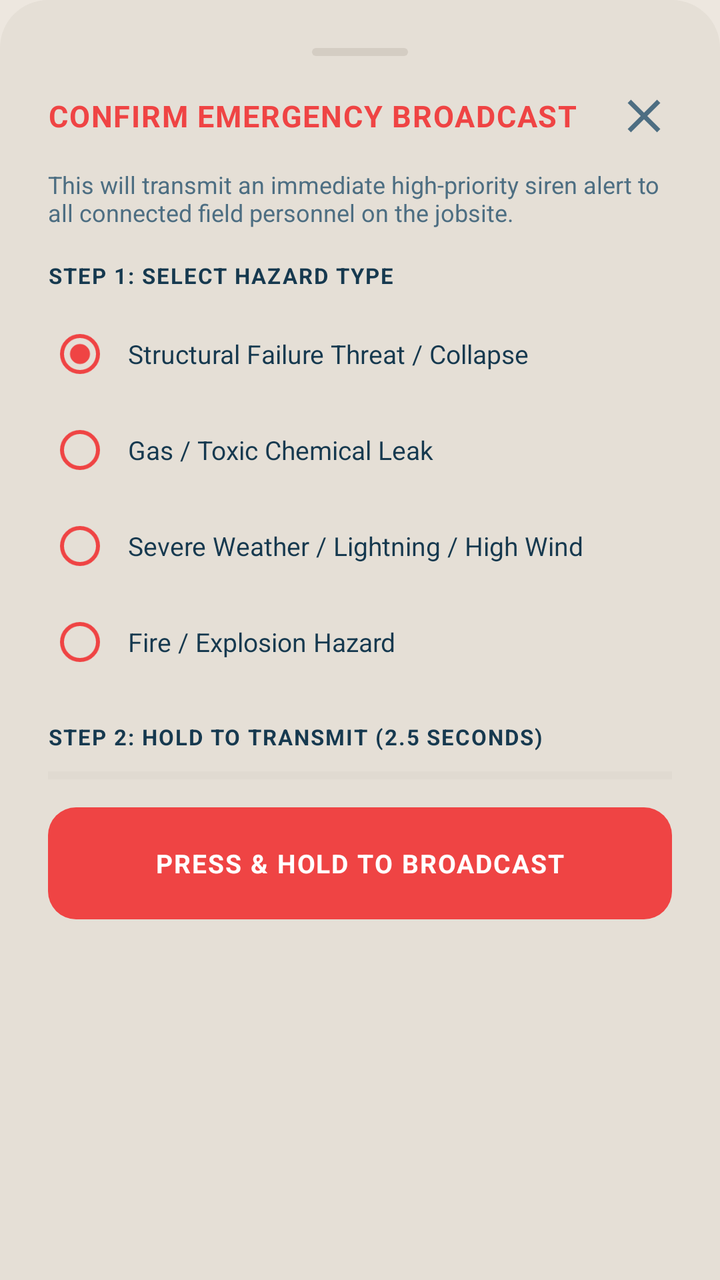
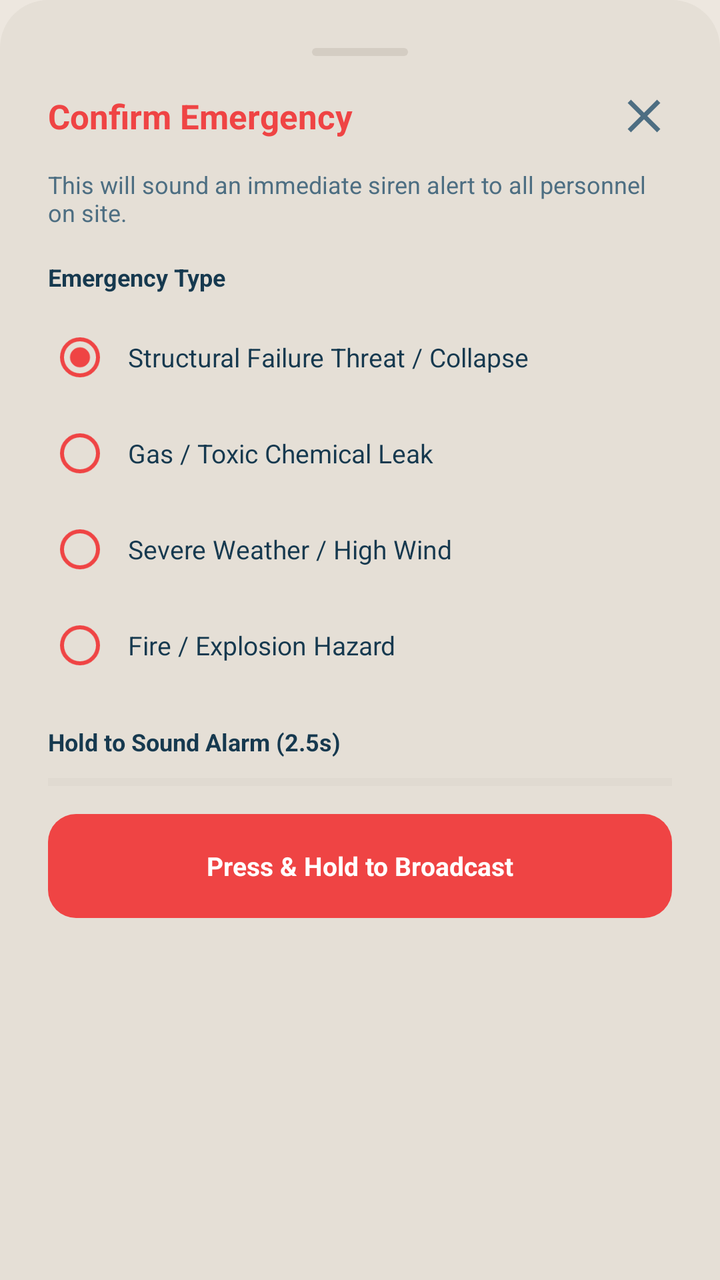

Before-and-after screenshots of an Android layout around one commit, followed by the original layout XML and the change that was made.
<!-- AndroidManifest.xml: application theme Theme.SiteSync -->
<!-- res/layout/dialog_emergency_confirm.xml -->
<?xml version="1.0" encoding="utf-8"?>
<LinearLayout xmlns:android="http://schemas.android.com/apk/res/android"
    xmlns:app="http://schemas.android.com/apk/res-auto"
    android:layout_width="match_parent"
    android:layout_height="wrap_content"
    android:orientation="vertical"
    android:background="@drawable/bg_bottom_sheet_surface"
    android:padding="24dp">

    
    <View
        android:layout_width="48dp"
        android:layout_height="4dp"
        android:layout_gravity="center_horizontal"
        android:background="@drawable/bg_bottom_sheet_handle"
        android:layout_marginBottom="16dp" />

    <LinearLayout
        android:layout_width="match_parent"
        android:layout_height="wrap_content"
        android:orientation="horizontal"
        android:gravity="center_vertical"
        android:layout_marginBottom="12dp">

        <TextView
            android:layout_width="0dp"
            android:layout_height="wrap_content"
            android:layout_weight="1"
            android:text="CONFIRM EMERGENCY BROADCAST"
            android:textColor="#EF4444"
            android:textSize="15sp"
            android:textStyle="bold"
            android:letterSpacing="0.04" />

        <ImageView
            android:id="@+id/btnCloseDialog"
            android:layout_width="28dp"
            android:layout_height="28dp"
            android:src="@drawable/ic_close"
            app:tint="@color/text_oxide_secondary"
            android:background="?attr/selectableItemBackgroundBorderless"
            android:contentDescription="Close" />
    </LinearLayout>

    <TextView
        android:layout_width="match_parent"
        android:layout_height="wrap_content"
        android:text="This will transmit an immediate high-priority siren alert to all connected field personnel on the jobsite."
        android:textColor="@color/text_oxide_secondary"
        android:textSize="12sp"
        android:layout_marginBottom="16dp" />

    
    <TextView
        android:layout_width="wrap_content"
        android:layout_height="wrap_content"
        android:text="STEP 1: SELECT HAZARD TYPE"
        android:textColor="@color/text_oxide_primary"
        android:textSize="11sp"
        android:textStyle="bold"
        android:letterSpacing="0.06"
        android:layout_marginBottom="8dp" />

    <RadioGroup
        android:id="@+id/rgEmergencyType"
        android:layout_width="match_parent"
        android:layout_height="wrap_content"
        android:orientation="vertical"
        android:layout_marginBottom="16dp">

        <RadioButton
            android:id="@+id/rbStructural"
            android:layout_width="match_parent"
            android:layout_height="wrap_content"
            android:text="Structural Failure Threat / Collapse"
            android:textColor="@color/text_oxide_primary"
            android:textSize="13sp"
            android:checked="true"
            android:buttonTint="#EF4444"
            android:paddingStart="8dp" />

        <RadioButton
            android:id="@+id/rbGasChemical"
            android:layout_width="match_parent"
            android:layout_height="wrap_content"
            android:text="Gas / Toxic Chemical Leak"
            android:textColor="@color/text_oxide_primary"
            android:textSize="13sp"
            android:buttonTint="#EF4444"
            android:paddingStart="8dp" />

        <RadioButton
            android:id="@+id/rbSevereWeather"
            android:layout_width="match_parent"
            android:layout_height="wrap_content"
            android:text="Severe Weather / Lightning / High Wind"
            android:textColor="@color/text_oxide_primary"
            android:textSize="13sp"
            android:buttonTint="#EF4444"
            android:paddingStart="8dp" />

        <RadioButton
            android:id="@+id/rbFire"
            android:layout_width="match_parent"
            android:layout_height="wrap_content"
            android:text="Fire / Explosion Hazard"
            android:textColor="@color/text_oxide_primary"
            android:textSize="13sp"
            android:buttonTint="#EF4444"
            android:paddingStart="8dp" />
    </RadioGroup>

    
    <TextView
        android:layout_width="wrap_content"
        android:layout_height="wrap_content"
        android:text="STEP 2: HOLD TO TRANSMIT (2.5 SECONDS)"
        android:textColor="@color/text_oxide_primary"
        android:textSize="11sp"
        android:textStyle="bold"
        android:letterSpacing="0.06"
        android:layout_marginBottom="8dp" />

    <ProgressBar
        android:id="@+id/pbHoldProgress"
        style="?android:attr/progressBarStyleHorizontal"
        android:layout_width="match_parent"
        android:layout_height="8dp"
        android:max="100"
        android:progress="0"
        android:progressTint="#EF4444"
        android:progressBackgroundTint="@color/gauge_track_ash"
        android:layout_marginBottom="12dp" />

    
    <FrameLayout
        android:id="@+id/btnHoldToConfirm"
        android:layout_width="match_parent"
        android:layout_height="56dp"
        android:background="@drawable/bg_btn_emergency"
        android:clickable="true"
        android:focusable="true">

        <TextView
            android:id="@+id/tvHoldButtonLabel"
            android:layout_width="wrap_content"
            android:layout_height="wrap_content"
            android:layout_gravity="center"
            android:text="PRESS &amp; HOLD TO BROADCAST"
            android:textColor="#FFFFFF"
            android:textSize="13sp"
            android:textStyle="bold"
            android:letterSpacing="0.05" />
    </FrameLayout>

</LinearLayout>
<!-- resources referenced by this layout -->
<resources>
  <color name="gauge_track_ash">#D4CDC3</color>
  <color name="text_oxide_primary">#16394F</color>
  <color name="text_oxide_secondary">#4D6E82</color>
  <!-- drawable bg_bottom_sheet_handle (drawable) -->
  <?xml version="1.0" encoding="utf-8"?>
  <shape xmlns:android="http://schemas.android.com/apk/res/android"
      android:shape="rectangle">
      <solid android:color="@color/gauge_track_ash" />
      <corners android:radius="3dp" />
  </shape>
  <!-- drawable bg_bottom_sheet_surface (drawable) -->
  <?xml version="1.0" encoding="utf-8"?>
  <shape xmlns:android="http://schemas.android.com/apk/res/android"
      android:shape="rectangle">
      <solid android:color="@color/warm_ash_surface" />
      <corners
          android:topLeftRadius="24dp"
          android:topRightRadius="24dp"
          android:bottomLeftRadius="0dp"
          android:bottomRightRadius="0dp" />
  </shape>
  <!-- drawable bg_btn_emergency (drawable) -->
  <?xml version="1.0" encoding="utf-8"?>
  <ripple xmlns:android="http://schemas.android.com/apk/res/android"
      android:color="#991B1B">
      <item>
          <shape android:shape="rectangle">
              <solid android:color="#EF4444" />
              <corners android:radius="14dp" />
          </shape>
      </item>
  </ripple>
  <!-- drawable ic_close (drawable) -->
  <vector xmlns:android="http://schemas.android.com/apk/res/android"
      android:width="24dp"
      android:height="24dp"
      android:viewportWidth="24"
      android:viewportHeight="24">
    <path
        android:fillColor="@color/oxide_blue_primary"
        android:pathData="M19,6.41L17.59,5 12,10.59 6.41,5 5,6.41 10.59,12 5,17.59 6.41,19 12,13.41 17.59,19 19,17.59 13.41,12z"/>
  </vector>
  <style name="Theme.SiteSync" parent="Theme.MaterialComponents.NoActionBar">
          
          <item name="android:windowBackground">@color/warm_ash_base</item>
          <item name="colorSurface">@color/warm_ash_surface</item>
          <item name="android:colorBackground">@color/warm_ash_base</item>
  
          
          <item name="colorPrimary">@color/oxide_blue_primary</item>
          <item name="colorPrimaryVariant">@color/oxide_blue_dark</item>
          <item name="colorOnPrimary">@color/text_on_oxide_white</item>
  
          
          <item name="colorSecondary">@color/oxide_blue_primary</item>
          <item name="colorSecondaryVariant">@color/oxide_blue_light</item>
          <item name="colorOnSecondary">@color/text_on_oxide_white</item>
  
          
          <item name="android:statusBarColor">@color/warm_ash_base</item>
          <item name="android:navigationBarColor">@color/warm_ash_base</item>
          <item name="android:windowLightStatusBar" tools:targetApi="m">true</item>
          <item name="android:windowLightNavigationBar" tools:targetApi="o_mr1">true</item>
  
          
          <item name="cardBackgroundColor">@color/warm_ash_surface</item>
          <item name="strokeColor">@color/stroke_oxide_blue</item>
          <item name="strokeWidth">1.5dp</item>
          <item name="cornerRadius">20dp</item>
  
          
          <item name="android:textColorPrimary">@color/text_oxide_primary</item>
          <item name="android:textColorSecondary">@color/text_oxide_secondary</item>
          <item name="android:textColorTertiary">@color/text_oxide_muted</item>
          <item name="android:textColorHint">@color/text_oxide_muted</item>
          <item name="editTextColor">@color/text_oxide_primary</item>
      </style>
  <color name="warm_ash_surface">#E5DFD6</color>
  <color name="oxide_blue_primary">#16394F</color>
  <color name="warm_ash_base">#EDE7DF</color>
  <color name="oxide_blue_dark">#0E2636</color>
  <color name="text_on_oxide_white">#FFFFFF</color>
  <color name="oxide_blue_light">#24526E</color>
  <color name="stroke_oxide_blue">#16394F</color>
  <color name="text_oxide_muted">#7E98A8</color>
</resources>

<!-- the commit's change to res/layout/dialog_emergency_confirm.xml (unified diff, before → after) -->
@@ -26,11 +26,10 @@
             android:layout_width="0dp"
             android:layout_height="wrap_content"
             android:layout_weight="1"
-            android:text="CONFIRM EMERGENCY BROADCAST"
+            android:text="Confirm Emergency"
             android:textColor="#EF4444"
-            android:textSize="15sp"
-            android:textStyle="bold"
-            android:letterSpacing="0.04" />
+            android:textSize="17sp"
+            android:textStyle="bold" />
 
         <ImageView
             android:id="@+id/btnCloseDialog"
@@ -45,7 +44,7 @@
     <TextView
         android:layout_width="match_parent"
         android:layout_height="wrap_content"
-        android:text="This will transmit an immediate high-priority siren alert to all connected field personnel on the jobsite."
+        android:text="This will sound an immediate siren alert to all personnel on site."
         android:textColor="@color/text_oxide_secondary"
         android:textSize="12sp"
         android:layout_marginBottom="16dp" />
@@ -54,11 +53,10 @@
     <TextView
         android:layout_width="wrap_content"
         android:layout_height="wrap_content"
-        android:text="STEP 1: SELECT HAZARD TYPE"
+        android:text="Emergency Type"
         android:textColor="@color/text_oxide_primary"
-        android:textSize="11sp"
+        android:textSize="12sp"
         android:textStyle="bold"
-        android:letterSpacing="0.06"
         android:layout_marginBottom="8dp" />
 
     <RadioGroup
@@ -93,7 +91,7 @@
             android:id="@+id/rbSevereWeather"
             android:layout_width="match_parent"
             android:layout_height="wrap_content"
-            android:text="Severe Weather / Lightning / High Wind"
+            android:text="Severe Weather / High Wind"
             android:textColor="@color/text_oxide_primary"
             android:textSize="13sp"
             android:buttonTint="#EF4444"
@@ -114,11 +112,10 @@
     <TextView
         android:layout_width="wrap_content"
         android:layout_height="wrap_content"
-        android:text="STEP 2: HOLD TO TRANSMIT (2.5 SECONDS)"
+        android:text="Hold to Sound Alarm (2.5s)"
         android:textColor="@color/text_oxide_primary"
-        android:textSize="11sp"
+        android:textSize="12sp"
         android:textStyle="bold"
-        android:letterSpacing="0.06"
         android:layout_marginBottom="8dp" />
 
     <ProgressBar
@@ -136,7 +133,7 @@
     <FrameLayout
         android:id="@+id/btnHoldToConfirm"
         android:layout_width="match_parent"
-        android:layout_height="56dp"
+        android:layout_height="52dp"
         android:background="@drawable/bg_btn_emergency"
         android:clickable="true"
         android:focusable="true">
@@ -146,11 +143,10 @@
             android:layout_width="wrap_content"
             android:layout_height="wrap_content"
             android:layout_gravity="center"
-            android:text="PRESS &amp; HOLD TO BROADCAST"
+            android:text="Press &amp; Hold to Broadcast"
             android:textColor="#FFFFFF"
             android:textSize="13sp"
-            android:textStyle="bold"
-            android:letterSpacing="0.05" />
+            android:textStyle="bold" />
     </FrameLayout>
 
 </LinearLayout>
